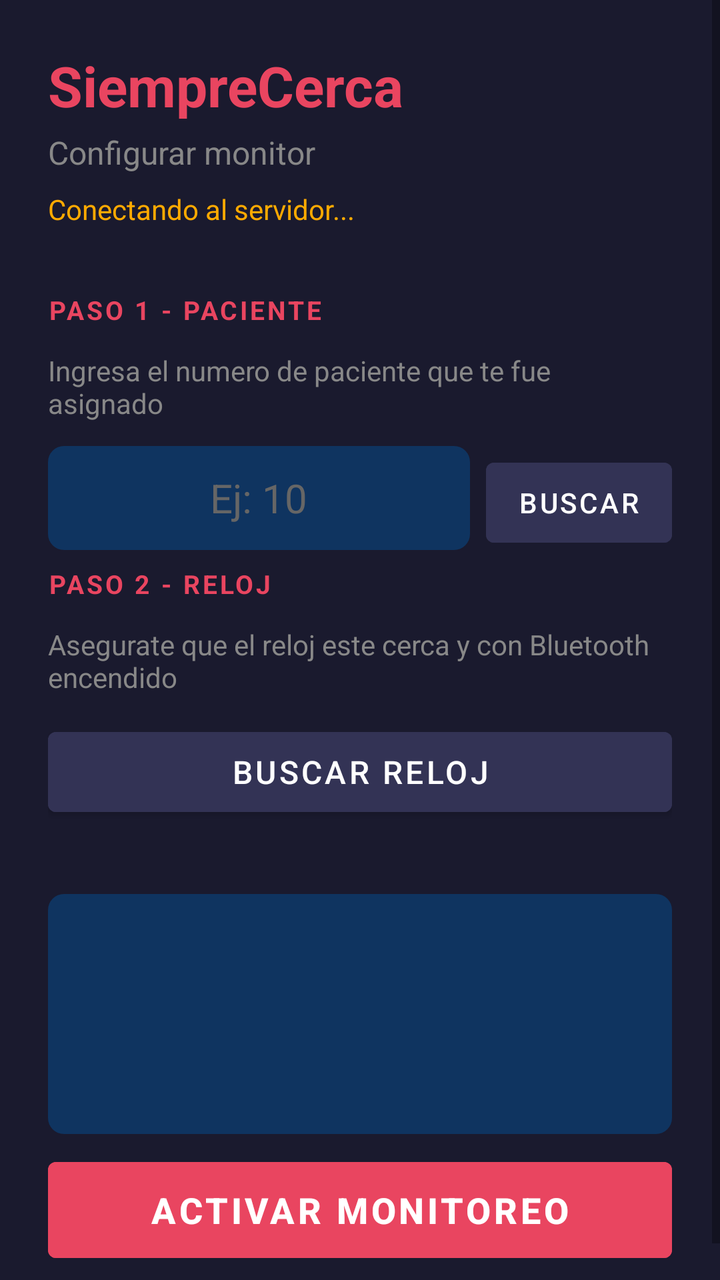
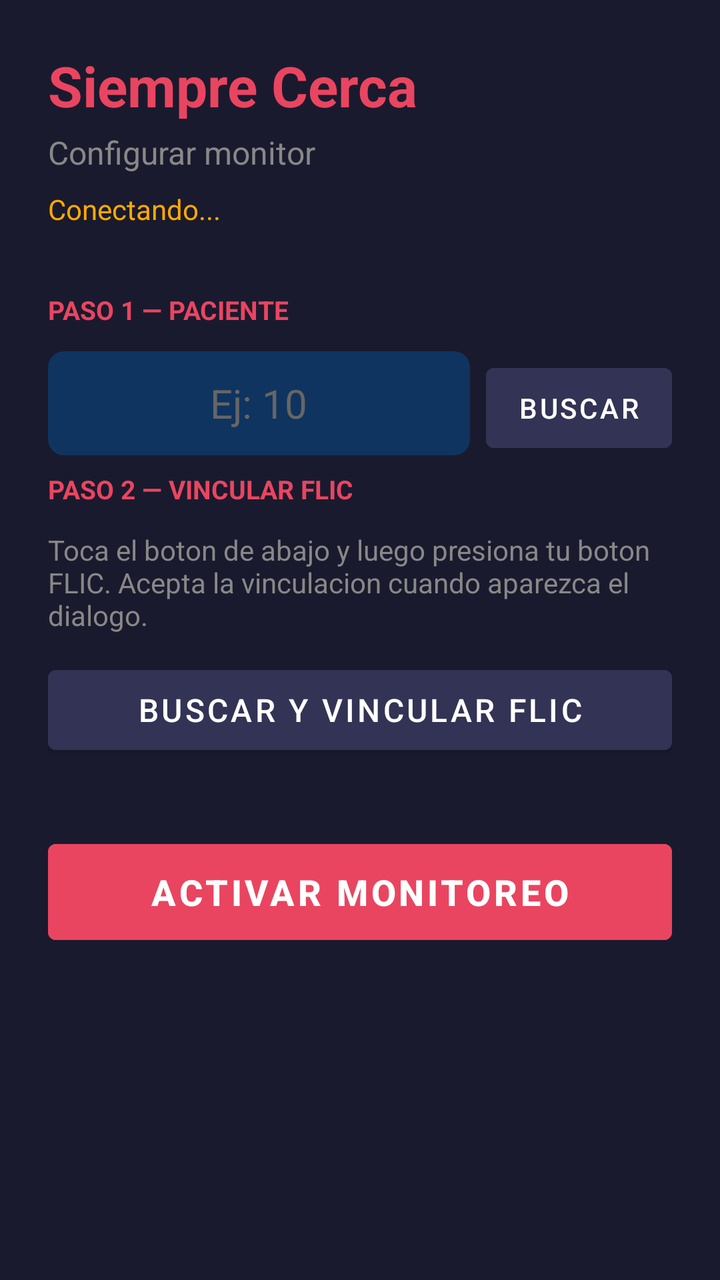

An Android layout rendered at two revisions. The XML below is the earlier revision; the diff shows what the commit changed to produce the second picture.
<!-- AndroidManifest.xml: application theme Theme.SiempreCercaMonitor -->
<!-- res/layout/activity_setup.xml -->
<?xml version="1.0" encoding="utf-8"?>
<ScrollView xmlns:android="http://schemas.android.com/apk/res/android"
    android:layout_width="match_parent"
    android:layout_height="match_parent"
    android:background="#1A1A2E">

    <LinearLayout
        android:layout_width="match_parent"
        android:layout_height="wrap_content"
        android:orientation="vertical"
        android:padding="24dp">

        
        <TextView
            android:layout_width="wrap_content"
            android:layout_height="wrap_content"
            android:text="SiempreCerca"
            android:textSize="28sp"
            android:textColor="#E94560"
            android:textStyle="bold"
            android:layout_marginBottom="4dp" />

        <TextView
            android:layout_width="wrap_content"
            android:layout_height="wrap_content"
            android:text="Configurar monitor"
            android:textSize="16sp"
            android:textColor="#888888"
            android:layout_marginBottom="8dp" />

        
        <TextView
            android:id="@+id/tvServerStatus"
            android:layout_width="wrap_content"
            android:layout_height="wrap_content"
            android:text="Conectando al servidor..."
            android:textSize="14sp"
            android:textColor="#FFAA00"
            android:layout_marginBottom="32dp" />

        
        <TextView
            android:layout_width="wrap_content"
            android:layout_height="wrap_content"
            android:text="PASO 1 - PACIENTE"
            android:textSize="13sp"
            android:textColor="#E94560"
            android:textStyle="bold"
            android:letterSpacing="0.1"
            android:layout_marginBottom="12dp" />

        <TextView
            android:layout_width="wrap_content"
            android:layout_height="wrap_content"
            android:text="Ingresa el numero de paciente que te fue asignado"
            android:textSize="14sp"
            android:textColor="#888888"
            android:layout_marginBottom="12dp" />

        <LinearLayout
            android:layout_width="match_parent"
            android:layout_height="wrap_content"
            android:orientation="horizontal"
            android:layout_marginBottom="8dp">

            <EditText
                android:id="@+id/etClientId"
                android:layout_width="0dp"
                android:layout_height="52dp"
                android:layout_weight="1"
                android:hint="Ej: 10"
                android:inputType="number"
                android:textColor="#FFFFFF"
                android:textColorHint="#666666"
                android:textSize="20sp"
                android:gravity="center"
                android:background="@drawable/input_background"
                android:paddingHorizontal="16dp"
                android:layout_marginEnd="8dp" />

            <Button
                android:id="@+id/btnBuscarPaciente"
                android:layout_width="wrap_content"
                android:layout_height="52dp"
                android:text="Buscar"
                android:textSize="14sp"
                android:backgroundTint="#333355"
                android:textColor="#FFFFFF" />
        </LinearLayout>

        <TextView
            android:id="@+id/tvClientName"
            android:layout_width="wrap_content"
            android:layout_height="wrap_content"
            android:textSize="16sp"
            android:textColor="#4CAF50"
            android:visibility="gone"
            android:layout_marginBottom="32dp" />

        
        <TextView
            android:layout_width="wrap_content"
            android:layout_height="wrap_content"
            android:text="PASO 2 - RELOJ"
            android:textSize="13sp"
            android:textColor="#E94560"
            android:textStyle="bold"
            android:letterSpacing="0.1"
            android:layout_marginBottom="12dp" />

        <TextView
            android:layout_width="wrap_content"
            android:layout_height="wrap_content"
            android:text="Asegurate que el reloj este cerca y con Bluetooth encendido"
            android:textSize="14sp"
            android:textColor="#888888"
            android:layout_marginBottom="12dp" />

        <Button
            android:id="@+id/btnScan"
            android:layout_width="match_parent"
            android:layout_height="52dp"
            android:text="Buscar reloj"
            android:textSize="16sp"
            android:backgroundTint="#333355"
            android:textColor="#FFFFFF"
            android:layout_marginBottom="8dp" />

        <ProgressBar
            android:id="@+id/progressBar"
            android:layout_width="match_parent"
            android:layout_height="4dp"
            style="@style/Widget.AppCompat.ProgressBar.Horizontal"
            android:indeterminate="true"
            android:visibility="gone"
            android:layout_marginBottom="8dp" />

        <TextView
            android:id="@+id/tvScanStatus"
            android:layout_width="wrap_content"
            android:layout_height="wrap_content"
            android:text=""
            android:textSize="14sp"
            android:textColor="#888888"
            android:layout_marginBottom="8dp" />

        <ListView
            android:id="@+id/lvDevices"
            android:layout_width="match_parent"
            android:layout_height="120dp"
            android:background="@drawable/input_background"
            android:divider="#333355"
            android:dividerHeight="1dp"
            android:layout_marginBottom="8dp" />

        <TextView
            android:id="@+id/tvSelectedDevice"
            android:layout_width="wrap_content"
            android:layout_height="wrap_content"
            android:textSize="16sp"
            android:textColor="#4CAF50"
            android:visibility="gone"
            android:layout_marginBottom="32dp" />

        
        <Button
            android:id="@+id/btnSave"
            android:layout_width="match_parent"
            android:layout_height="60dp"
            android:text="Activar monitoreo"
            android:textSize="18sp"
            android:textStyle="bold"
            android:backgroundTint="#E94560"
            android:textColor="#FFFFFF" />

    </LinearLayout>
</ScrollView>
<!-- resources referenced by this layout -->
<resources>
  <!-- drawable input_background (drawable) -->
  <?xml version="1.0" encoding="utf-8"?>
  <shape xmlns:android="http://schemas.android.com/apk/res/android"
      android:shape="rectangle">
      <solid android:color="#0F3460" />
      <corners android:radius="8dp" />
  </shape>
  <style name="Theme.SiempreCercaMonitor" parent="Theme.MaterialComponents.DayNight.NoActionBar">
          <item name="colorPrimary">@color/primary</item>
          <item name="colorPrimaryDark">@color/primary_dark</item>
          <item name="android:windowBackground">@color/background</item>
          <item name="android:statusBarColor">@color/background</item>
          <item name="android:navigationBarColor">@color/background</item>
      </style>
  <color name="primary">#E94560</color>
  <color name="primary_dark">#C73A52</color>
  <color name="background">#1A1A2E</color>
</resources>

<!-- the commit's change to res/layout/activity_setup.xml (unified diff, before → after) -->
@@ -3,175 +3,61 @@
     android:layout_width="match_parent"
     android:layout_height="match_parent"
     android:background="#1A1A2E">
+    <LinearLayout android:layout_width="match_parent" android:layout_height="wrap_content"
+        android:orientation="vertical" android:padding="24dp">
 
-    <LinearLayout
-        android:layout_width="match_parent"
-        android:layout_height="wrap_content"
-        android:orientation="vertical"
-        android:padding="24dp">
+        <TextView android:layout_width="wrap_content" android:layout_height="wrap_content"
+            android:text="Siempre Cerca" android:textSize="28sp" android:textColor="#E94560"
+            android:textStyle="bold" android:layout_marginBottom="4dp" />
+        <TextView android:layout_width="wrap_content" android:layout_height="wrap_content"
+            android:text="Configurar monitor" android:textSize="16sp" android:textColor="#888888"
+            android:layout_marginBottom="8dp" />
+        <TextView android:id="@+id/tvServerStatus" android:layout_width="wrap_content"
+            android:layout_height="wrap_content" android:text="Conectando..."
+            android:textSize="14sp" android:textColor="#FFAA00" android:layout_marginBottom="32dp" />
 
         
-        <TextView
-            android:layout_width="wrap_content"
-            android:layout_height="wrap_content"
-            android:text="SiempreCerca"
-            android:textSize="28sp"
-            android:textColor="#E94560"
-            android:textStyle="bold"
-            android:layout_marginBottom="4dp" />
-
-        <TextView
-            android:layout_width="wrap_content"
-            android:layout_height="wrap_content"
-            android:text="Configurar monitor"
-            android:textSize="16sp"
-            android:textColor="#888888"
-            android:layout_marginBottom="8dp" />
+        <TextView android:layout_width="wrap_content" android:layout_height="wrap_content"
+            android:text="PASO 1 — PACIENTE" android:textSize="13sp" android:textColor="#E94560"
+            android:textStyle="bold" android:layout_marginBottom="12dp" />
+        <LinearLayout android:layout_width="match_parent" android:layout_height="wrap_content"
+            android:orientation="horizontal" android:layout_marginBottom="8dp">
+            <EditText android:id="@+id/etClientId" android:layout_width="0dp"
+                android:layout_height="52dp" android:layout_weight="1" android:hint="Ej: 10"
+                android:inputType="number" android:textColor="#FFFFFF" android:textColorHint="#666666"
+                android:textSize="20sp" android:gravity="center" android:background="@drawable/input_background"
+                android:paddingHorizontal="16dp" android:layout_marginEnd="8dp" />
+            <Button android:id="@+id/btnBuscarPaciente" android:layout_width="wrap_content"
+                android:layout_height="52dp" android:text="Buscar" android:backgroundTint="#333355"
+                android:textColor="#FFFFFF" />
+        </LinearLayout>
+        <TextView android:id="@+id/tvClientName" android:layout_width="wrap_content"
+            android:layout_height="wrap_content" android:textSize="16sp" android:textColor="#4CAF50"
+            android:visibility="gone" android:layout_marginBottom="32dp" />
 
         
-        <TextView
-            android:id="@+id/tvServerStatus"
-            android:layout_width="wrap_content"
-            android:layout_height="wrap_content"
-            android:text="Conectando al servidor..."
-            android:textSize="14sp"
-            android:textColor="#FFAA00"
-            android:layout_marginBottom="32dp" />
+        <TextView android:layout_width="wrap_content" android:layout_height="wrap_content"
+            android:text="PASO 2 — VINCULAR FLIC" android:textSize="13sp" android:textColor="#E94560"
+            android:textStyle="bold" android:layout_marginBottom="12dp" />
+        <TextView android:layout_width="wrap_content" android:layout_height="wrap_content"
+            android:text="Toca el boton de abajo y luego presiona tu boton FLIC. Acepta la vinculacion cuando aparezca el dialogo."
+            android:textSize="14sp" android:textColor="#888888" android:layout_marginBottom="12dp" />
 
-        
-        <TextView
-            android:layout_width="wrap_content"
-            android:layout_height="wrap_content"
-            android:text="PASO 1 - PACIENTE"
-            android:textSize="13sp"
-            android:textColor="#E94560"
-            android:textStyle="bold"
-            android:letterSpacing="0.1"
-            android:layout_marginBottom="12dp" />
+        <Button android:id="@+id/btnScan" android:layout_width="match_parent"
+            android:layout_height="52dp" android:text="Buscar y vincular FLIC" android:textSize="16sp"
+            android:backgroundTint="#333355" android:textColor="#FFFFFF" android:layout_marginBottom="8dp" />
+        <ProgressBar android:id="@+id/progressBar" android:layout_width="match_parent"
+            android:layout_height="4dp" style="@style/Widget.AppCompat.ProgressBar.Horizontal"
+            android:indeterminate="true" android:visibility="gone" android:layout_marginBottom="8dp" />
+        <TextView android:id="@+id/tvScanStatus" android:layout_width="wrap_content"
+            android:layout_height="wrap_content" android:text="" android:textSize="14sp"
+            android:textColor="#888888" android:layout_marginBottom="8dp" />
+        <TextView android:id="@+id/tvSelectedDevice" android:layout_width="wrap_content"
+            android:layout_height="wrap_content" android:textSize="16sp" android:textColor="#4CAF50"
+            android:visibility="gone" android:layout_marginBottom="32dp" />
 
-        <TextView
-            android:layout_width="wrap_content"
-            android:layout_height="wrap_content"
-            android:text="Ingresa el numero de paciente que te fue asignado"
-            android:textSize="14sp"
-            android:textColor="#888888"
-            android:layout_marginBottom="12dp" />
-
-        <LinearLayout
-            android:layout_width="match_parent"
-            android:layout_height="wrap_content"
-            android:orientation="horizontal"
-            android:layout_marginBottom="8dp">
-
-            <EditText
-                android:id="@+id/etClientId"
-                android:layout_width="0dp"
-                android:layout_height="52dp"
-                android:layout_weight="1"
-                android:hint="Ej: 10"
-                android:inputType="number"
-                android:textColor="#FFFFFF"
-                android:textColorHint="#666666"
-                android:textSize="20sp"
-                android:gravity="center"
-                android:background="@drawable/input_background"
-                android:paddingHorizontal="16dp"
-                android:layout_marginEnd="8dp" />
-
-            <Button
-                android:id="@+id/btnBuscarPaciente"
-                android:layout_width="wrap_content"
-                android:layout_height="52dp"
-                android:text="Buscar"
-                android:textSize="14sp"
-                android:backgroundTint="#333355"
-                android:textColor="#FFFFFF" />
-        </LinearLayout>
-
-        <TextView
-            android:id="@+id/tvClientName"
-            android:layout_width="wrap_content"
-            android:layout_height="wrap_content"
-            android:textSize="16sp"
-            android:textColor="#4CAF50"
-            android:visibility="gone"
-            android:layout_marginBottom="32dp" />
-
-        
-        <TextView
-            android:layout_width="wrap_content"
-            android:layout_height="wrap_content"
-            android:text="PASO 2 - RELOJ"
-            android:textSize="13sp"
-            android:textColor="#E94560"
-            android:textStyle="bold"
-            android:letterSpacing="0.1"
-            android:layout_marginBottom="12dp" />
-
-        <TextView
-            android:layout_width="wrap_content"
-            android:layout_height="wrap_content"
-            android:text="Asegurate que el reloj este cerca y con Bluetooth encendido"
-            android:textSize="14sp"
-            android:textColor="#888888"
-            android:layout_marginBottom="12dp" />
-
-        <Button
-            android:id="@+id/btnScan"
-            android:layout_width="match_parent"
-            android:layout_height="52dp"
-            android:text="Buscar reloj"
-            android:textSize="16sp"
-            android:backgroundTint="#333355"
-            android:textColor="#FFFFFF"
-            android:layout_marginBottom="8dp" />
-
-        <ProgressBar
-            android:id="@+id/progressBar"
-            android:layout_width="match_parent"
-            android:layout_height="4dp"
-            style="@style/Widget.AppCompat.ProgressBar.Horizontal"
-            android:indeterminate="true"
-            android:visibility="gone"
-            android:layout_marginBottom="8dp" />
-
-        <TextView
-            android:id="@+id/tvScanStatus"
-            android:layout_width="wrap_content"
-            android:layout_height="wrap_content"
-            android:text=""
-            android:textSize="14sp"
-            android:textColor="#888888"
-            android:layout_marginBottom="8dp" />
-
-        <ListView
-            android:id="@+id/lvDevices"
-            android:layout_width="match_parent"
-            android:layout_height="120dp"
-            android:background="@drawable/input_background"
-            android:divider="#333355"
-            android:dividerHeight="1dp"
-            android:layout_marginBottom="8dp" />
-
-        <TextView
-            android:id="@+id/tvSelectedDevice"
-            android:layout_width="wrap_content"
-            android:layout_height="wrap_content"
-            android:textSize="16sp"
-            android:textColor="#4CAF50"
-            android:visibility="gone"
-            android:layout_marginBottom="32dp" />
-
-        
-        <Button
-            android:id="@+id/btnSave"
-            android:layout_width="match_parent"
-            android:layout_height="60dp"
-            android:text="Activar monitoreo"
-            android:textSize="18sp"
-            android:textStyle="bold"
-            android:backgroundTint="#E94560"
-            android:textColor="#FFFFFF" />
-
+        <Button android:id="@+id/btnSave" android:layout_width="match_parent"
+            android:layout_height="60dp" android:text="Activar monitoreo" android:textSize="18sp"
+            android:textStyle="bold" android:backgroundTint="#E94560" android:textColor="#FFFFFF" />
     </LinearLayout>
 </ScrollView>
